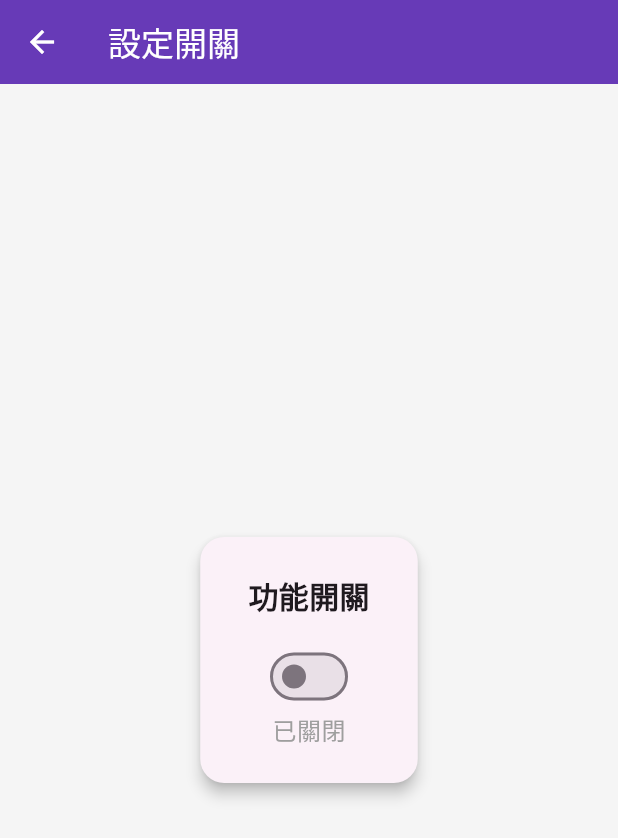
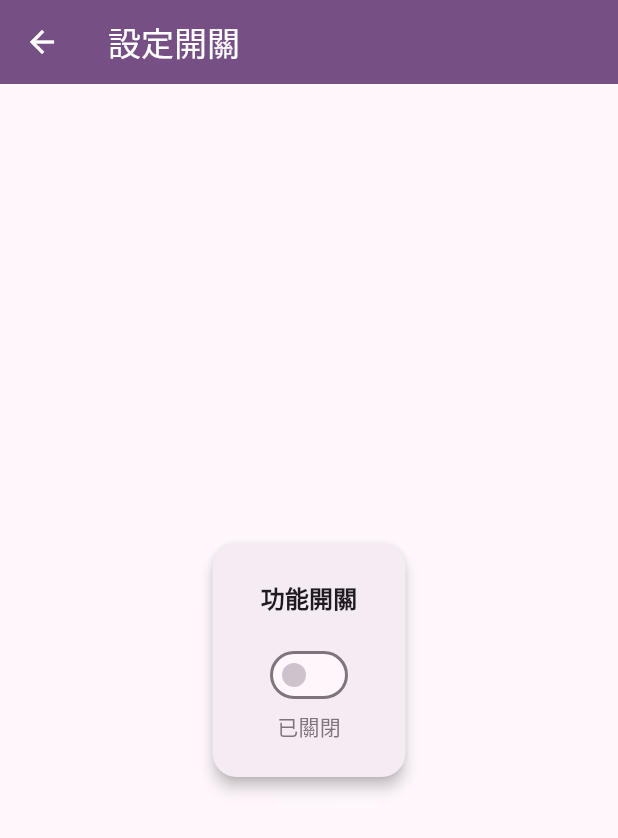
Before and after one commit to yuhsiang1117/threadsposter, a Flutter app: the NotificationPage screen opened by its route, on a phone screen of 412 x 824 dp. Shown: the top 838 px of the screen. Run offline on Flutter 3.47's test engine with Material 3 defaults, Android fonts, the phone set to English and light mode, and no system bars; our stand-ins replace cloud_firestore, firebase_auth, firebase_core, firebase_messaging, flutter_local_notifications, go_router and 3 more; accounts and stored records are empty.

Commit message:
優化發文時間選擇，修正通知設定的主題顏色

```diff
--- a/lib/widgets/setting/notification_page.dart
+++ b/lib/widgets/setting/notification_page.dart
@@ -37,15 +37,22 @@ class _NotificationPageState extends State<NotificationPage> {
 
   @override
   Widget build(BuildContext context) {
+    final theme = Theme.of(context);
+    final colorScheme = theme.colorScheme;
+    final textTheme = theme.textTheme;
     return Scaffold(
       appBar: AppBar(
-        title: const Text("設定開關"),
-        backgroundColor: Colors.deepPurple,
-        foregroundColor: Colors.white,
+        title: Text(
+          "設定開關",
+          style: textTheme.titleLarge?.copyWith(color: colorScheme.onPrimary),
+        ),
+        backgroundColor: colorScheme.primary,
+        foregroundColor: colorScheme.onPrimary,
       ),
       body: Center(
         child: Card(
           elevation: 4,
+          color: colorScheme.surfaceContainer,
           shape: RoundedRectangleBorder(borderRadius: BorderRadius.circular(16)),
           margin: const EdgeInsets.symmetric(horizontal: 24, vertical: 48),
           child: Padding(
@@ -53,14 +60,16 @@ class _NotificationPageState extends State<NotificationPage> {
             child: Column(
               mainAxisSize: MainAxisSize.min,
               children: [
-                const Text(
+                Text(
                   "功能開關",
-                  style: TextStyle(fontSize: 20, fontWeight: FontWeight.bold),
+                  style: textTheme.titleMedium?.copyWith(fontWeight: FontWeight.bold, color: colorScheme.onSurface),
                 ),
                 const SizedBox(height: 16),
                 Switch(
                   value: _isOn,
-                  activeColor: Colors.deepPurple,
+                  activeColor: colorScheme.primary,
+                  inactiveThumbColor: colorScheme.outlineVariant,
+                  inactiveTrackColor: colorScheme.surfaceVariant,
                   onChanged: (bool newValue) {
                     setState(() {
                       _isOn = newValue;
@@ -70,9 +79,8 @@ class _NotificationPageState extends State<NotificationPage> {
                 ),
                 Text(
                   _isOn ? "已開啟" : "已關閉",
-                  style: TextStyle(
-                    fontSize: 16,
-                    color: _isOn ? Colors.green : Colors.grey,
+                  style: textTheme.bodyMedium?.copyWith(
+                    color: _isOn ? colorScheme.primary : colorScheme.outline,
                   ),
                 )
               ],
@@ -80,7 +88,7 @@ class _NotificationPageState extends State<NotificationPage> {
           ),
         ),
       ),
-      backgroundColor: const Color(0xFFF5F5F5),
+      backgroundColor: colorScheme.surface,
     );
   }
 }
```
Also changed, not shown: lib/widgets/post/post_confirm_sheet.dart (+97 -14 lines).
